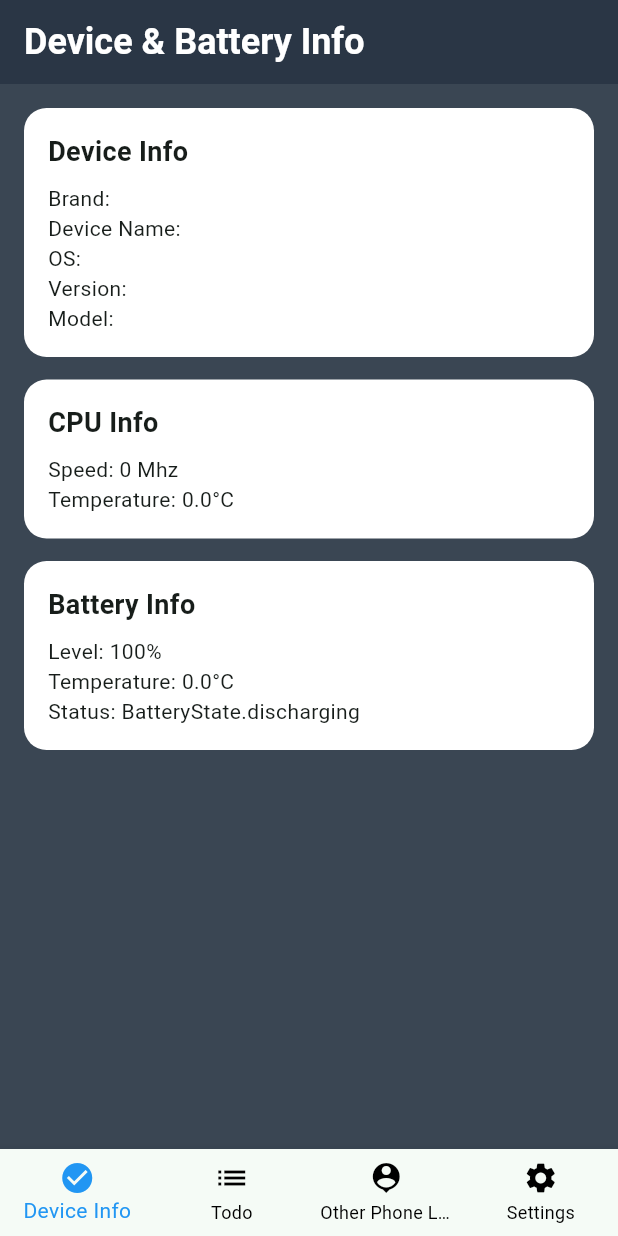
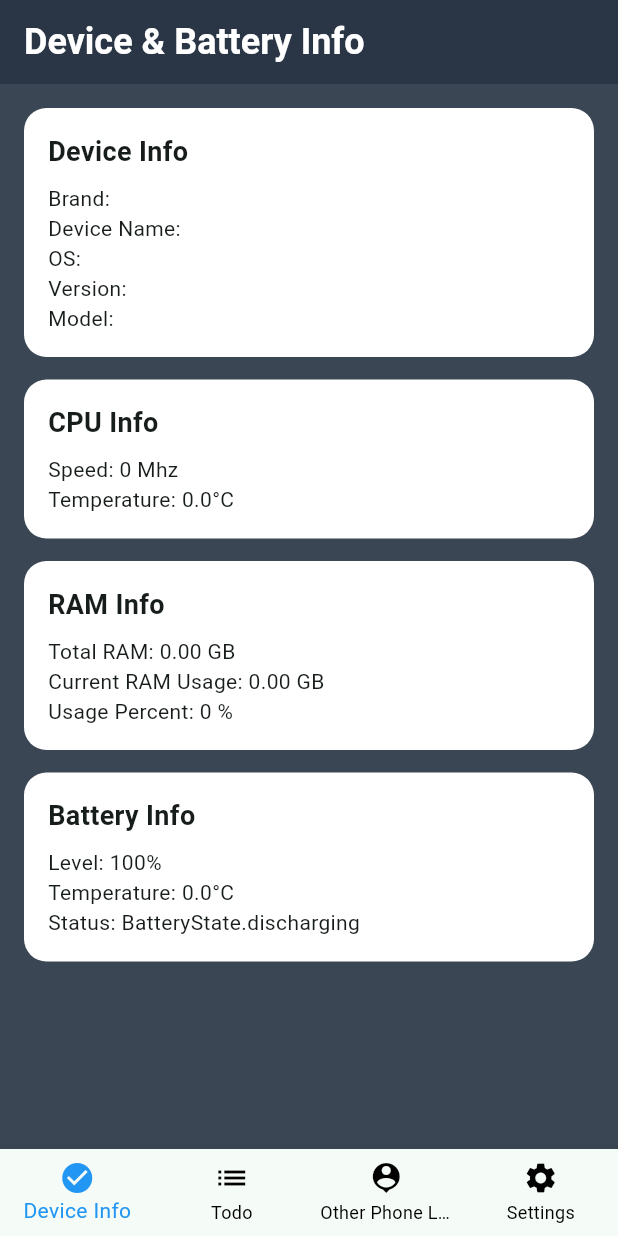
Before and after one commit to neilhavoc/Flutter-Projects, a Flutter app: the screen it shows after launch, on a phone screen of 412 x 824 dp. Run offline on Flutter 3.47's test engine with Material 3 defaults, Android fonts, the phone set to English and light mode, and no system bars; our stand-ins replace battery_plus, flutter_map, flutter_riverpod, geolocator, get, latlong2.

Commit message:
added realtime RAM monitor and Maps

```diff
--- a/ocular_m/lib/main.dart
+++ b/ocular_m/lib/main.dart
@@ -1,10 +1,13 @@
 import 'package:flutter/material.dart';
 // import 'views/weather_screen.dart';
 // import 'views/todo_screen.dart';
+import 'package:flutter_riverpod/flutter_riverpod.dart';
 import 'views/home_screen.dart';
 void main() {
-  runApp(const MyApp());
+  // 👇 VERY IMPORTANT: wrap app in ProviderScope
+  runApp(const ProviderScope(child: MyApp()));
 }
+
 
 // class MyApp extends StatelessWidget {
 //   const MyApp({super.key});
--- a/ocular_m/lib/models/device_model.dart
+++ b/ocular_m/lib/models/device_model.dart
@@ -20,3 +20,16 @@ class CpuInfo {
 
   CpuInfo({this.batteryTemp = 0, this.cpuTemp = 0, this.cpuSpeed = 0});
 }
+
+
+class RamInfo {
+  double totalRamGB;
+  double usedRamGB;
+  int usagePercent;
+
+  RamInfo({
+    this.totalRamGB = 0,
+    this.usedRamGB = 0,
+    this.usagePercent = 0,
+  });
+}
--- a/ocular_m/lib/services/device_service.dart
+++ b/ocular_m/lib/services/device_service.dart
@@ -38,5 +38,9 @@ class DeviceService {
     return await platform.invokeMethod("getCpuSpeed");
   }
 
+  Future<Map<String, dynamic>?> getRamInfo() async {
+    final info = await platform.invokeMethod('getRamInfo');
+    return Map<String, dynamic>.from(info);
+  }
 
 }
--- a/ocular_m/lib/views/device_info_screen.dart
+++ b/ocular_m/lib/views/device_info_screen.dart
@@ -9,7 +9,7 @@ class DeviceInfoScreen extends StatelessWidget {
 
   @override
   Widget build(BuildContext context) {
-    final DeviceViewModel vm = Get.put(DeviceViewModel());
+    // final DeviceViewModel vm = Get.put(DeviceViewModel());
 
     return Scaffold(
       appBar: AppBar(
@@ -98,7 +98,41 @@ class DeviceInfoScreen extends StatelessWidget {
 
               SizedBox(height: 15),
 
-              Container(  //CPU details container
+              Container(  //RAM details container
+              width: double.infinity, // takes full width, you can set fixed too
+              padding: EdgeInsets.all(16),
+              decoration: BoxDecoration(
+                gradient: LinearGradient(
+                  colors: [Colors.white, Colors.white],
+                  begin: Alignment.topLeft,
+                  end: Alignment.bottomRight,
+                ),
+                // boxShadow: [
+                //   BoxShadow(
+                //     color: Colors.black26,
+                //     blurRadius: 6,
+                //     offset: Offset(2, 4), // Shadow position
+                //   ),
+                // ],
+                borderRadius: BorderRadius.circular(15),
+              ),
+              child: Column(
+              crossAxisAlignment: CrossAxisAlignment.start, // left align texts
+              children: [
+                Text("RAM Info", style: TextStyle(fontSize: 18, fontWeight: FontWeight.bold)),
+                SizedBox(height: 8),
+                Text("Total RAM: ${vm.ramInfo.value.totalRamGB.toStringAsFixed(2)} GB"),
+                Text("Current RAM Usage: ${vm.ramInfo.value.usedRamGB.toStringAsFixed(2)} GB"),
+                Text("Usage Percent: ${vm.ramInfo.value.usagePercent} %"),
+                  ],
+                ),
+              ),
+
+
+
+              SizedBox(height: 15),
+
+              Container(  //Battery details container
               width: double.infinity, // takes full width, you can set fixed too
               padding: EdgeInsets.all(16),
               decoration: BoxDecoration(
@@ -128,7 +162,15 @@ class DeviceInfoScreen extends StatelessWidget {
                 ),
               ),
 
+
+
+
             ],
+
+
+
+
+
           ),
         );
       }),
--- a/ocular_m/lib/views/home_screen.dart
+++ b/ocular_m/lib/views/home_screen.dart
@@ -1,14 +1,13 @@
-
 import 'package:flutter/material.dart';
 import 'package:get/get.dart';
 import '../viewmodels/navigation_view_model.dart';
+import 'package:flutter_riverpod/flutter_riverpod.dart';
 import 'todo_screen.dart';
-import 'completed_screen.dart';
 import 'settings_screen.dart';
 import 'device_info_screen.dart';
-// import 'device_info_view.dart';
+import 'location_map_view.dart';
 
-class HomeScreen extends StatelessWidget {
+class HomeScreen extends ConsumerWidget {
   HomeScreen({super.key});
 
   final NavigationViewModel navVM = Get.put(NavigationViewModel());
@@ -16,19 +15,22 @@ class HomeScreen extends StatelessWidget {
   final List<Widget> pages = [
     DeviceInfoScreen(),
     TodoScreen(),
-    CompletedScreen(),
+    ExpandableMapView(),
     const SettingsScreen(),
   ];
 
   @override
-  Widget build(BuildContext context) {
+  Widget build(BuildContext context, WidgetRef ref) {
+    // Example: Watch a provider
+    // final locationState = ref.watch(locationProvider);
+
     return Obx(() => Scaffold(
           body: pages[navVM.selectedIndex.value],
           bottomNavigationBar: BottomNavigationBar(
             currentIndex: navVM.selectedIndex.value,
             onTap: navVM.changeIndex,
-            type: BottomNavigationBarType.fixed, // ensure fixed type
-            selectedItemColor: Colors.blue,       // color when selected
+            type: BottomNavigationBarType.fixed,
+            selectedItemColor: Colors.blue,
             unselectedItemColor: Colors.black,
             items: const [
               BottomNavigationBarItem(
--- a/ocular_m/pubspec.yaml
+++ b/ocular_m/pubspec.yaml
@@ -33,10 +33,15 @@ dependencies:
   get: ^4.6.5
   # device_info_plus: 4.1.3
   battery_plus: ^7.0.0
+  flutter_map: ^6.1.0
+  latlong2: ^0.9.0
+  geolocator: ^13.0.1
+  flutter_riverpod: ^2.5.1
 
   # The following adds the Cupertino Icons font to your application.
   # Use with the CupertinoIcons class for iOS style icons.
   cupertino_icons: ^1.0.8
+
 
 dev_dependencies:
   flutter_test:
```
Also changed, not shown: ocular_m/lib/models/location_model.dart (added, +18 -0 lines), ocular_m/lib/viewmodels/device_viewmodel.dart (+14 -0 lines), ocular_m/lib/viewmodels/location_viewmodel.dart (added, +70 -0 lines), ocular_m/lib/views/location_map_view.dart (added, +87 -0 lines), ocular_m/pubspec.lock, 5 other files.
